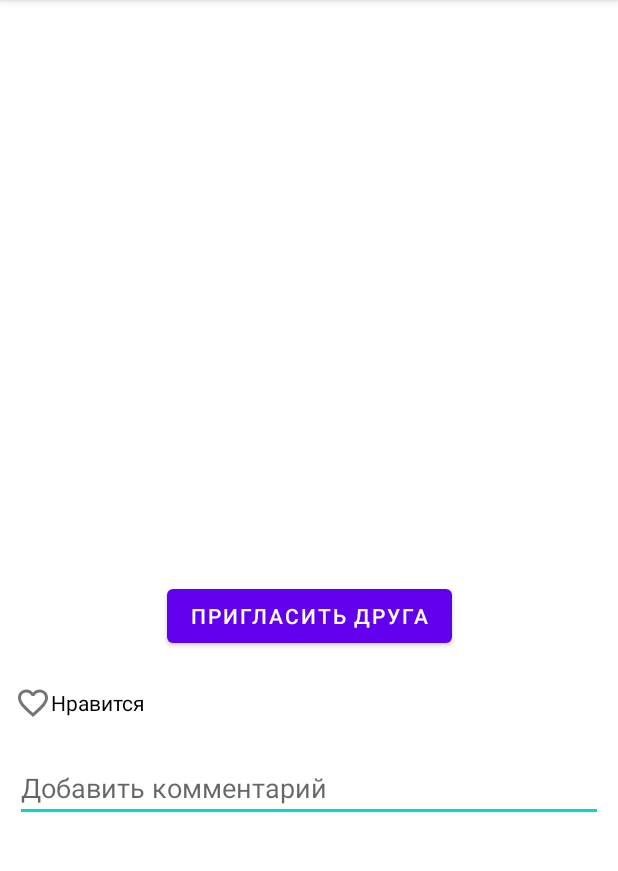
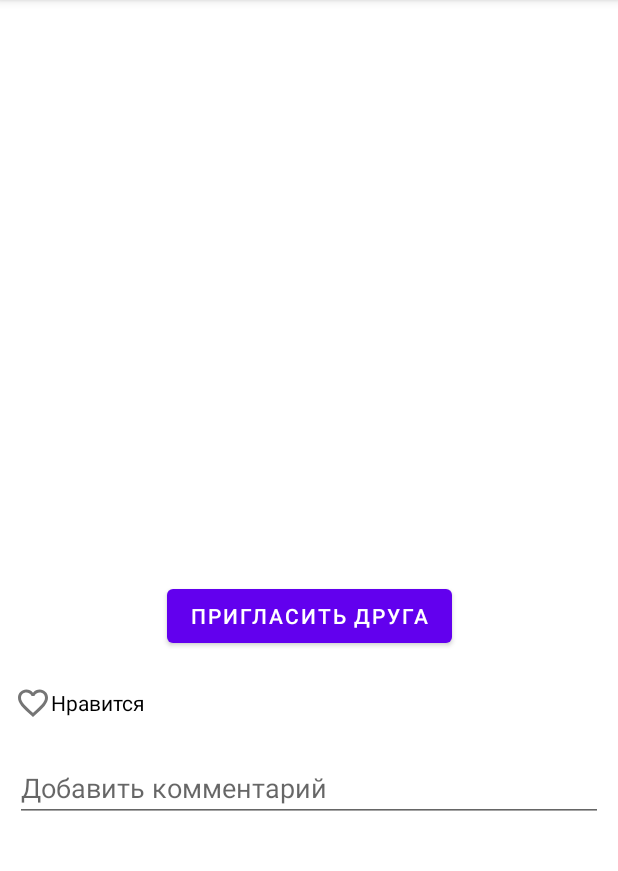
Before and after one commit to Kristalcraft/FilmMonster, an Android app: the DetailsActivity screen opened directly, with no data from a screen before it, on a phone screen of 412 x 824 dp, the part 84-955 px from its top. Run offline under Robolectric (Android 15) with nearby library versions, the phone set to English and light mode, and no system bars.

Commit message:
EditText in DetailsActivity is no longer focused by default

```diff
--- a/app/src/main/res/layout/details.xml
+++ b/app/src/main/res/layout/details.xml
@@ -9,7 +9,9 @@
 <androidx.constraintlayout.widget.ConstraintLayout
     android:layout_width="match_parent"
     android:layout_height="wrap_content"
-    android:background="@color/white">
+    android:background="@color/white"
+    android:focusable="true"
+    android:focusableInTouchMode="true">
 
     <ImageView
         android:id="@+id/det_poster"
@@ -69,7 +71,11 @@
         android:layout_margin="10dp"
         android:textColor="@color/black"
         app:layout_constraintTop_toBottomOf="@id/det_like"
-        app:layout_constraintLeft_toLeftOf="parent"/>
+        app:layout_constraintLeft_toLeftOf="parent"
+        android:focusedByDefault="false"
+        android:defaultFocusHighlightEnabled="false"
+        android:importantForAutofill="no"
+        android:inputType="none" />
 
 </androidx.constraintlayout.widget.ConstraintLayout>
 </ScrollView>
```
